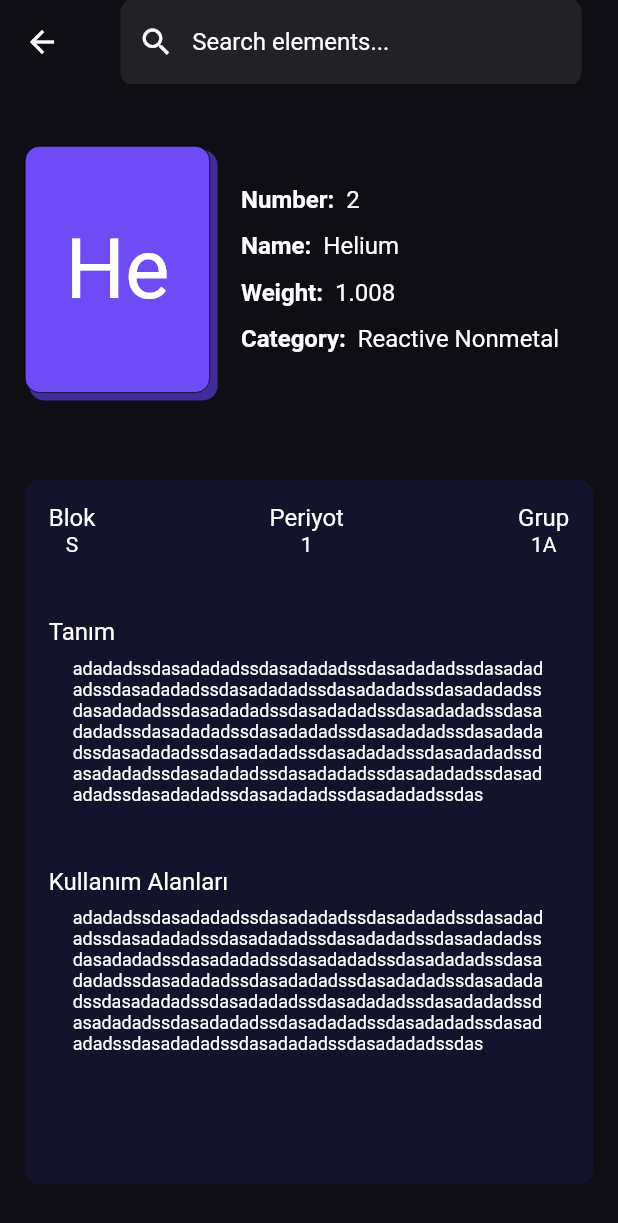
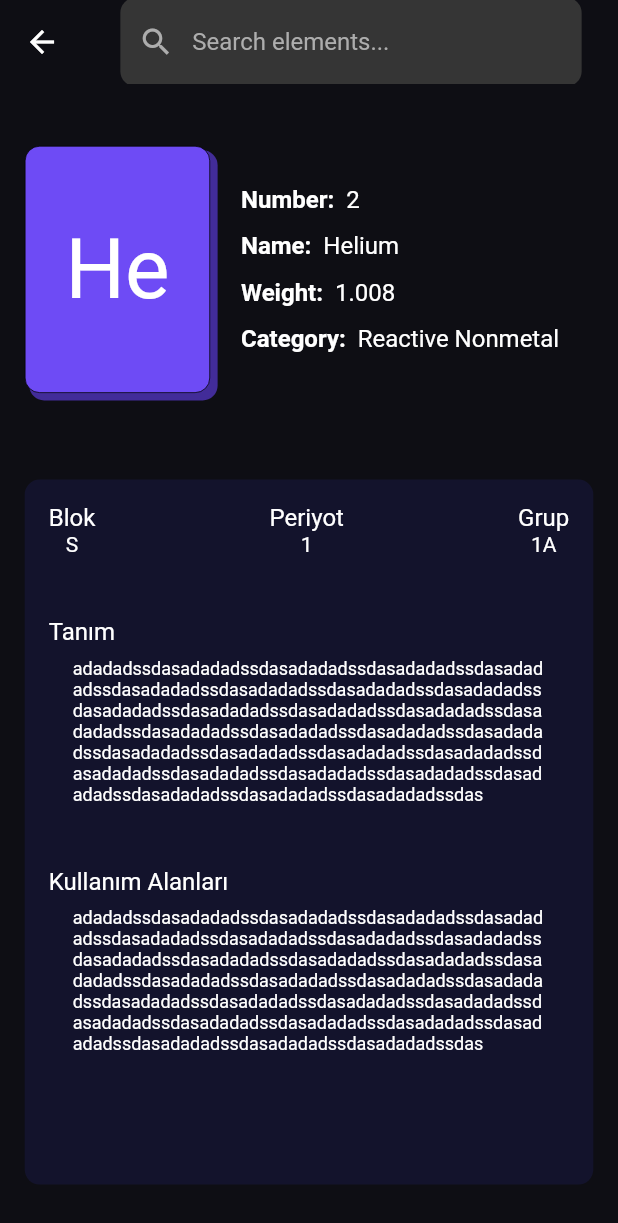
Before and after one commit to furkanagess/periodic_table_app, a Flutter app: the screen it shows after launch, after a tap on an icon or button, on a phone screen of 412 x 824 dp. Shown: the top 1223 px of the screen. Run offline on Flutter 3.47's test engine with Material 2 defaults, Android fonts, the phone set to English and light mode, and no system bars; our stand-ins replace mobx; generated files the repository leaves out were written again.

Commit message:
color fixes

```diff
--- a/lib/feature/detail/view/detail_view.dart
+++ b/lib/feature/detail/view/detail_view.dart
@@ -23,34 +23,7 @@ class DetailPageView extends StatelessWidget {
         backgroundColor: AppColors().background,
         body: NestedScrollView(
           headerSliverBuilder: (context, innerBoxIsScrolled) => [
-            SliverAppBar(
-              centerTitle: true,
-              elevation: 0,
-              backgroundColor: AppColors().background,
-              title: Flexible(
-                child: Padding(
-                  padding: context.paddingLow,
-                  child: TextField(
-                    decoration: InputDecoration(
-                      hintText: AppStrings().searchElement,
-                      hintStyle: context.textTheme.titleMedium?.copyWith(
-                        color: AppColors().white,
-                      ),
-                      prefixIcon: Icon(
-                        Icons.search,
-                        color: AppColors().white,
-                      ),
-                      filled: true,
-                      fillColor: AppColors().transparentWhite,
-                      border: OutlineInputBorder(
-                        borderSide: BorderSide.none,
-                        borderRadius: BorderRadius.circular(10),
-                      ),
-                    ),
-                  ),
-                ),
-              ),
-            ),
+            buildSliverAppbar(context),
           ],
           body: SingleChildScrollView(
             child: Padding(
@@ -85,7 +58,7 @@ class DetailPageView extends StatelessWidget {
                       color: AppColors().darkBlue,
                     ),
                     child: Padding(
-                      padding: EdgeInsets.all(16.0),
+                      padding: const EdgeInsets.all(16.0),
                       child: Column(
                         children: [
                           Row(
@@ -118,4 +91,35 @@ class DetailPageView extends StatelessWidget {
       ),
     );
   }
+
+  SliverAppBar buildSliverAppbar(BuildContext context) {
+    return SliverAppBar(
+      centerTitle: true,
+      elevation: 0,
+      backgroundColor: AppColors().background,
+      title: Flexible(
+        child: Padding(
+          padding: context.paddingLow,
+          child: TextField(
+            decoration: InputDecoration(
+              hintText: AppStrings().searchElement,
+              hintStyle: context.textTheme.titleMedium?.copyWith(
+                color: AppColors().lightWhite,
+              ),
+              prefixIcon: Icon(
+                Icons.search,
+                color: AppColors().lightWhite,
+              ),
+              filled: true,
+              fillColor: AppColors().transparentWhite,
+              border: OutlineInputBorder(
+                borderSide: BorderSide.none,
+                borderRadius: BorderRadius.circular(10),
+              ),
+            ),
+          ),
+        ),
+      ),
+    );
+  }
 }
--- a/lib/feature/home/view/home_view.dart
+++ b/lib/feature/home/view/home_view.dart
@@ -301,11 +301,11 @@ class HomeView extends StatelessWidget {
             decoration: InputDecoration(
               hintText: AppStrings().searchElement,
               hintStyle: context.textTheme.titleMedium?.copyWith(
-                color: AppColors().white,
+                color: AppColors().lightWhite,
               ),
               prefixIcon: Icon(
                 Icons.search,
-                color: AppColors().white,
+                color: AppColors().lightWhite,
               ),
               filled: true,
               fillColor: AppColors().transparentWhite,
--- a/lib/feature/metalloids/view/metalloids_view.dart
+++ b/lib/feature/metalloids/view/metalloids_view.dart
@@ -50,11 +50,11 @@ class MetalloidsPageView extends StatelessWidget {
             decoration: InputDecoration(
               hintText: AppStrings().searchElement,
               hintStyle: context.textTheme.titleMedium?.copyWith(
-                color: AppColors().white,
+                color: AppColors().lightWhite,
               ),
               prefixIcon: Icon(
                 Icons.search,
-                color: AppColors().white,
+                color: AppColors().lightWhite,
               ),
               filled: true,
               fillColor: AppColors().transparentWhite,
--- a/lib/feature/metals/subMetals/actinides/view/actinides_view.dart
+++ b/lib/feature/metals/subMetals/actinides/view/actinides_view.dart
@@ -115,11 +115,11 @@ class ActinidesPageView extends StatelessWidget {
             decoration: InputDecoration(
               hintText: AppStrings().searchElement,
               hintStyle: context.textTheme.titleMedium?.copyWith(
-                color: AppColors().white,
+                color: AppColors().lightWhite,
               ),
               prefixIcon: Icon(
                 Icons.search,
-                color: AppColors().white,
+                color: AppColors().lightWhite,
               ),
               filled: true,
               fillColor: AppColors().transparentWhite,
--- a/lib/feature/metals/subMetals/alkali/view/alkaline_view.dart
+++ b/lib/feature/metals/subMetals/alkali/view/alkaline_view.dart
@@ -115,11 +115,11 @@ class AlkinePageView extends StatelessWidget {
             decoration: InputDecoration(
               hintText: AppStrings().searchElement,
               hintStyle: context.textTheme.titleMedium?.copyWith(
-                color: AppColors().white,
+                color: AppColors().lightWhite,
               ),
               prefixIcon: Icon(
                 Icons.search,
-                color: AppColors().white,
+                color: AppColors().lightWhite,
               ),
               filled: true,
               fillColor: AppColors().transparentWhite,
--- a/lib/feature/metals/subMetals/alkalineEarth/view/earth_alkaline_view.dart
+++ b/lib/feature/metals/subMetals/alkalineEarth/view/earth_alkaline_view.dart
@@ -115,11 +115,11 @@ class EarthAlkinePageView extends StatelessWidget {
             decoration: InputDecoration(
               hintText: AppStrings().searchElement,
               hintStyle: context.textTheme.titleMedium?.copyWith(
-                color: AppColors().white,
+                color: AppColors().lightWhite,
               ),
               prefixIcon: Icon(
                 Icons.search,
-                color: AppColors().white,
+                color: AppColors().lightWhite,
               ),
               filled: true,
               fillColor: AppColors().transparentWhite,
--- a/lib/feature/metals/subMetals/lanthandes/view/lanthanides_view.dart
+++ b/lib/feature/metals/subMetals/lanthandes/view/lanthanides_view.dart
@@ -115,11 +115,11 @@ class LanthanidesPageView extends StatelessWidget {
             decoration: InputDecoration(
               hintText: AppStrings().searchElement,
               hintStyle: context.textTheme.titleMedium?.copyWith(
-                color: AppColors().white,
+                color: AppColors().lightWhite,
               ),
               prefixIcon: Icon(
                 Icons.search,
-                color: AppColors().white,
+                color: AppColors().lightWhite,
               ),
               filled: true,
               fillColor: AppColors().transparentWhite,
--- a/lib/feature/metals/subMetals/postTransition/view/post_transtion_view.dart
+++ b/lib/feature/metals/subMetals/postTransition/view/post_transtion_view.dart
@@ -116,11 +116,11 @@ class PostTransitionPageView extends StatelessWidget {
             decoration: InputDecoration(
               hintText: AppStrings().searchElement,
               hintStyle: context.textTheme.titleMedium?.copyWith(
-                color: AppColors().white,
+                color: AppColors().lightWhite,
               ),
               prefixIcon: Icon(
                 Icons.search,
-                color: AppColors().white,
+                color: AppColors().lightWhite,
               ),
               filled: true,
               fillColor: AppColors().transparentWhite,
--- a/lib/feature/metals/subMetals/transition/view/transition_view.dart
+++ b/lib/feature/metals/subMetals/transition/view/transition_view.dart
@@ -115,11 +115,11 @@ class TransitionPageView extends StatelessWidget {
             decoration: InputDecoration(
               hintText: AppStrings().searchElement,
               hintStyle: context.textTheme.titleMedium?.copyWith(
-                color: AppColors().white,
+                color: AppColors().lightWhite,
               ),
               prefixIcon: Icon(
                 Icons.search,
-                color: AppColors().white,
+                color: AppColors().lightWhite,
               ),
               filled: true,
               fillColor: AppColors().transparentWhite,
--- a/lib/feature/nonMetal/subNonMetals/nobleGas/view/noble_gas_view.dart
+++ b/lib/feature/nonMetal/subNonMetals/nobleGas/view/noble_gas_view.dart
@@ -48,11 +48,11 @@ class NobleGasPageView extends StatelessWidget {
             decoration: InputDecoration(
               hintText: AppStrings().searchElement,
               hintStyle: context.textTheme.titleMedium?.copyWith(
-                color: AppColors().white,
+                color: AppColors().lightWhite,
               ),
               prefixIcon: Icon(
                 Icons.search,
-                color: AppColors().white,
+                color: AppColors().lightWhite,
               ),
               filled: true,
               fillColor: AppColors().transparentWhite,
--- a/lib/feature/nonMetal/subNonMetals/reactive/view/reactive_nonmetal_view.dart
+++ b/lib/feature/nonMetal/subNonMetals/reactive/view/reactive_nonmetal_view.dart
@@ -108,11 +108,11 @@ class ReactiveNonmetalPageView extends StatelessWidget {
             decoration: InputDecoration(
               hintText: AppStrings().searchElement,
               hintStyle: context.textTheme.titleMedium?.copyWith(
-                color: AppColors().white,
+                color: AppColors().lightWhite,
               ),
               prefixIcon: Icon(
                 Icons.search,
-                color: AppColors().white,
+                color: AppColors().lightWhite,
               ),
               filled: true,
               fillColor: AppColors().transparentWhite,
--- a/lib/feature/nonMetal/view/non_metal_view.dart
+++ b/lib/feature/nonMetal/view/non_metal_view.dart
@@ -92,11 +92,11 @@ class NonMetalPageView extends StatelessWidget {
             decoration: InputDecoration(
               hintText: AppStrings().searchElement,
               hintStyle: context.textTheme.titleMedium?.copyWith(
-                color: AppColors().white,
+                color: AppColors().lightWhite,
               ),
               prefixIcon: Icon(
                 Icons.search,
-                color: AppColors().white,
+                color: AppColors().lightWhite,
               ),
               filled: true,
               fillColor: AppColors().transparentWhite,
--- a/lib/feature/other/view/other_view.dart
+++ b/lib/feature/other/view/other_view.dart
@@ -115,11 +115,11 @@ class OtherElementsPageView extends StatelessWidget {
             decoration: InputDecoration(
               hintText: AppStrings().searchElement,
               hintStyle: context.textTheme.titleMedium?.copyWith(
-                color: AppColors().white,
+                color: AppColors().lightWhite,
               ),
               prefixIcon: Icon(
                 Icons.search,
-                color: AppColors().white,
+                color: AppColors().lightWhite,
               ),
               filled: true,
               fillColor: AppColors().transparentWhite,
--- a/lib/product/constants/color_constants.dart
+++ b/lib/product/constants/color_constants.dart
@@ -2,39 +2,39 @@ import 'package:flutter/material.dart';
 
 class AppColors {
   // Special Colors
-  Color get transparentWhite => Color.fromARGB(20, 255, 255, 255);
-  Color get popup => Color.fromARGB(255, 34, 34, 49);
+  Color get transparentWhite => Color(0xff353535); // Color.fromARGB(255, 53, 53, 53);
+  Color get popup => Color(0xff222231); // Color.fromARGB(255, 34, 34, 49);
 
   // Light Colors
-  Color get lightWhite => Color.fromARGB(50, 255, 255, 255);
-  Color get lightOrange => Color.fromARGB(255, 245, 115, 95);
-  Color get white => Colors.white;
+  Color get lightOrange => Color(0xfff5735f); // Color.fromARGB(255, 245, 115, 95);
+  Color get lightWhite => Color(0xffadadad); //  Color.fromARGB(255, 173, 173, 173),
 
   // Standart Colors
-  Color get grey => Color.fromARGB(255, 80, 80, 80);
-  Color get blue => Color.fromARGB(255, 34, 34, 49);
-  Color get background => Color.fromARGB(255, 14, 14, 20);
-  Color get turquoise => Color.fromARGB(255, 26, 128, 142);
-  Color get orange => Color.fromARGB(255, 222, 81, 0);
-  Color get brown => Color.fromARGB(255, 67, 49, 33);
-  Color get red => Color.fromARGB(255, 142, 26, 40);
-  Color get green => Color.fromARGB(255, 93, 140, 71);
-  Color get pink => Color.fromARGB(255, 234, 72, 158);
-  Color get purple => Color.fromARGB(255, 110, 75, 245);
-  Color get yellow => Color.fromARGB(255, 197, 168, 93);
-  Color get navyBlue => Color.fromARGB(255, 3, 61, 109);
+  Color get white => Color(0xffffffff); // Color.fromARGB(255, 255, 255, 255);
+  Color get grey => Color(0xff505050); // Color.fromARGB(255, 80, 80, 80);
+  Color get blue => Color(0xff222231); // Color.fromARGB(255, 34, 34, 49);
+  Color get background => Color(0xff0e0e14); // Color.fromARGB(255, 14, 14, 20);
+  Color get turquoise => Color(0xff1a808e); // Color.fromARGB(255, 26, 128, 142);
+  Color get orange => Color(0xffde5100); // Color.fromARGB(255, 222, 81, 0);
+  Color get brown => Color(0xff433121); //Color.fromARGB(255, 67, 49, 33);
+  Color get red => Color(0xff8e1a28); // Color.fromARGB(255, 142, 26, 40);
+  Color get green => Color(0xff5d8c47); // Color.fromARGB(255, 93, 140, 71);
+  Color get pink => Color(0xffea489e); //Color.fromARGB(255, 234, 72, 158);
+  Color get purple => Color(0xff6e4bf5); // Color.fromARGB(255, 110, 75, 245);
+  Color get yellow => Color(0xffc5a85d); // Color.fromARGB(255, 197, 168, 93);
+  Color get navyBlue => Color(0xff033d6d); //Color.fromARGB(255, 3, 61, 109);
 
   // Dark Colors
-  Color get darkPurple => Color.fromARGB(255, 66, 44, 153);
-  Color get darkGreen => Color.fromARGB(255, 45, 68, 35);
-  Color get darkTurquoise => Color.fromARGB(255, 17, 81, 90);
-  Color get darkBlue => Color.fromARGB(255, 19, 19, 44);
-  Color get darkPink => Color.fromARGB(255, 153, 9, 86);
-  Color get darkOrange => Color.fromARGB(255, 143, 52, 0);
-  Color get darkBrown => Color.fromARGB(255, 39, 28, 19);
-  Color get darkGrey => Color.fromARGB(255, 46, 46, 46);
-  Color get dLightOrange => Color.fromARGB(255, 184, 86, 71);
-  Color get darkRed => Color.fromARGB(255, 65, 11, 18);
-  Color get darkYellow => Color.fromARGB(255, 114, 96, 54);
-  Color get darkNavyBlue => Color.fromARGB(255, 1, 31, 56);
+  Color get darkPurple => Color(0xff422c99); //Color.fromARGB(255, 66, 44, 153);
+  Color get darkGreen => Color(0xff2d4423); // Color.fromARGB(255, 45, 68, 35);
+  Color get darkTurquoise => Color(0xff11515a); // Color.fromARGB(255, 17, 81, 90);
+  Color get darkBlue => Color(0xff13132c); // Color.fromARGB(255, 19, 19, 44);
+  Color get darkPink => Color(0xff990956); // Color.fromARGB(255, 153, 9, 86);
+  Color get darkOrange => Color(0xff8f3400); // Color.fromARGB(255, 143, 52, 0);
+  Color get darkBrown => Color(0xff271c13); // Color.fromARGB(255, 39, 28, 19);
+  Color get darkGrey => Color(0xff2e2e2e); //Color.fromARGB(255, 46, 46, 46);
+  Color get dLightOrange => Color(0xffb85647); // Color.fromARGB(255, 184, 86, 71);
+  Color get darkRed => Color(0xff410b12); //Color.fromARGB(255, 65, 11, 18);
+  Color get darkYellow => Color(0xff726036); //Color.fromARGB(255, 114, 96, 54);
+  Color get darkNavyBlue => Color(0xff011f38); // Color.fromARGB(255, 1, 31, 56);
 }
```
